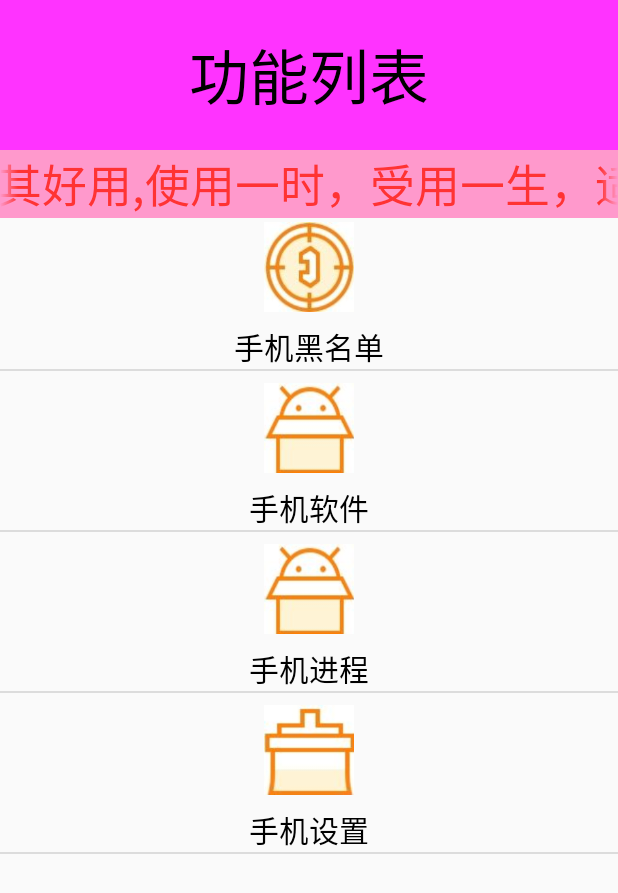
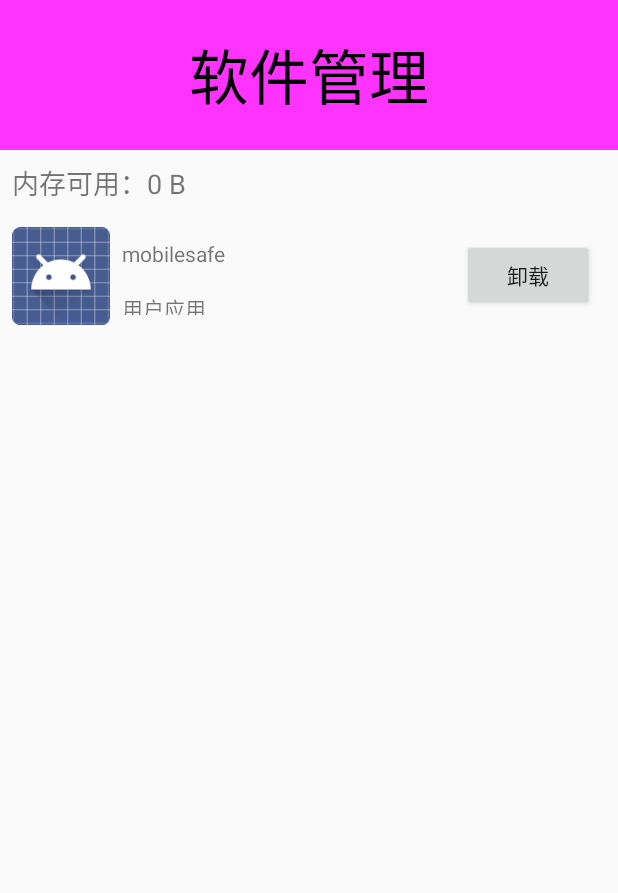
Before and after one commit to qiudonghhh/MyAndroidProjects, an Android app: the screen it shows after launch (HomeActivity before the commit, AppMangerActivity after it), after a tap on "手机软件", on a phone screen of 412 x 824 dp. Shown: the top 893 px of the screen. Run offline under Robolectric (Android 15) with nearby library versions, the phone set to English and light mode, and no system bars; 1 other tap on this screen came first.

Commit message:
安卓手机管家

```diff
--- a/Shoujiweishi/app/src/main/AndroidManifest.xml
+++ b/Shoujiweishi/app/src/main/AndroidManifest.xml
@@ -27,6 +27,7 @@
         <activity android:name=".HomeActivity" />
         <activity android:name=".SettingCentreActivity" />
         <activity android:name=".BlackNumberActivity" />
+        <activity android:name=".AppMangerActivity" />
     </application>
 
 </manifest>
--- /dev/null
+++ b/Shoujiweishi/app/src/main/java/com/example/shoujiweishi/AppMangerActivity.java
@@ -0,0 +1,223 @@
+package com.example.shoujiweishi;
+
+import android.annotation.SuppressLint;
+import android.app.Activity;
+import android.content.Intent;
+import android.net.Uri;
+import android.os.Bundle;
+import android.os.Environment;
+import android.os.Handler;
+import android.os.Message;
+import android.os.StatFs;
+import android.text.format.Formatter;
+import android.view.View;
+import android.view.ViewGroup;
+import android.widget.Adapter;
+import android.widget.AdapterView;
+import android.widget.BaseAdapter;
+import android.widget.Button;
+import android.widget.ImageView;
+import android.widget.ListView;
+import android.widget.TextView;
+import android.widget.Toast;
+
+import com.example.utils.ToastUtil;
+import com.example.utils.engine.AppInfo;
+import com.example.utils.engine.AppInfoProvider;
+
+import org.w3c.dom.Text;
+
+import java.util.ArrayList;
+import java.util.List;
+
+public class AppMangerActivity extends Activity {
+
+    private MyAdapter myAdaper;
+    private List<AppInfo> appInfoList;
+    private ListView lv_app_list;
+    @SuppressLint("HandlerLeak")
+     Handler handler=new Handler(){
+        @Override
+        public void handleMessage(Message msg) {
+            //接收到子线程发来的消息后，开始设置ListView数据适配器
+            myAdaper = new MyAdapter();
+            lv_app_list.setAdapter(myAdaper);
+        }
+    };
+    private List<AppInfo> systemList;
+    private List<AppInfo> customerList;
+    private AppInfo appInfo;
+    private Button bt_uninstall;
+    private View result;
+    private ImageView iv_icon;
+    private TextView tv_name;
+    private TextView tv_path;
+
+
+    @Override
+    protected void onCreate(Bundle savedInstanceState) {
+        setContentView(R.layout.activity_app_manger);
+        super.onCreate(savedInstanceState);
+
+        initTitle();
+
+        //OnCreate()之后接下来自动调用下面的onResume()方法
+    }
+
+    //安卓在onCreate进行完就自动调用onResume()方法，
+    // 如果切换到下一个界面，第一个界面不finish 再回到本界面 就直接调onResume ，不调onCreate
+    //这里为后面卸载完毕，再次返回到本界面，本界面重新加载，为了刷新LIstView而写的
+    protected void onResume(){
+        lv_app_list = findViewById(R.id.lv_app_list);
+
+        //写一个线程加载应用
+        new Thread(){
+            @Override
+            public void run() {
+                //接收手机安装相关信息的集合，通过AppInfo对象调用属性
+                appInfoList = AppInfoProvider.getAppInfoList(getApplicationContext());
+                //遍历集合，将集合分成西系统应用集合和非系统应用集合
+                systemList = new ArrayList<>();
+                customerList = new ArrayList<>();
+                for (AppInfo appInfo:appInfoList) {
+                    //判断appinfo对象的属性
+                    if(appInfo.isSystem){
+                        //添加到系统应用集合
+                        systemList.add(appInfo);
+                    }else {
+                        //添加到用户应用集合
+                        customerList.add(appInfo);
+                    }
+                }
+                //发送个消息告诉主线程可以做接下来的事情了
+                handler.sendEmptyMessage(0);
+            }
+        }.start();
+        super.onResume();
+    }
+
+    private void initTitle() {
+        //1.获取磁盘可用大小，
+        // 1.1获取磁盘路径(先拿到文件夹，在获取路径)
+        String path=Environment.getDataDirectory().getAbsolutePath();
+        //1.2getAvailSpace(path)是获取以上两个路径下的文件夹大小,并且通过formatFileSize换算大小为GB单位
+        String memoryAvailSpace=Formatter.formatFileSize(this,getAvailSpace(path));
+
+        //初始化控件
+        TextView tv_memory=findViewById(R.id.tv_memory);
+        tv_memory.setText("内存可用："+memoryAvailSpace);
+    }
+
+
+    /**
+     * 获取以上两个路径下的文件夹大小
+     * @param path 磁盘路径
+     * @return  返回为Byte单位的大小
+     * 因为int类型最大代表2G,所以把size类型提升为long类型
+     */
+    private long getAvailSpace(String path) {
+        //获取可用磁盘大小的类
+        StatFs statFs=new StatFs(path);
+        //获取可用区块的个数
+        int count=statFs.getAvailableBlocks();
+        //获取区块大小（计算机中一个区块4KB）
+        long size=statFs.getBlockSize();
+        //可用空间大小==区块大小*区块个数
+        return count*size;
+    }
+
+
+    /**
+     * ListView数据适配器
+     */
+    class MyAdapter extends BaseAdapter {
+
+        @Override
+        //1.ListView的长度，即两个集合长度和
+        public int getCount() {
+            return customerList.size()+systemList.size();
+        }
+
+        @Override
+        //getItem(int position)和getItemId(int position)也必须重写（因为这是是BaseAdapter中的抽象方法），在调用ListView的响应方法的时候才会被调用到，这里不影响布局
+        public AppInfo getItem(int position) {
+            //根据索引获取当前集合里的对象，先返回用户集合，在返回系统集合，为了后面让用户应用在上面显示，系统应用在下面显示
+            if(position < customerList.size()){
+                return customerList.get(position);
+            }else {
+                return systemList.get(position-customerList.size());
+            }
+        }
+
+        @Override
+        //返回索引值
+        public long getItemId(int position) {
+            return position;
+        }
+
+        @Override
+        //根据长度绘制item
+        public View getView(final int position, View convertView, ViewGroup parent) {
+            //加入索引小于customerList集合的长度，就是用户应用，（因为上面已经把用户应用放到了LIstVIew前面）
+            if(position < customerList.size()) {
+                //把布局文件转换成View对象，加载的是有Buutton的布局，
+                //View.inflate加载xml布局，getApplicationContext() 上下文环境
+                View view = View.inflate(AppMangerActivity.this, R.layout.listview_app_item, null);
+                //初始化
+                bt_uninstall = view.findViewById(R.id.bt_uninstall);
+                iv_icon = view.findViewById(R.id.iv_icon);
+                tv_name = view.findViewById(R.id.tv_name);
+                tv_path = view.findViewById(R.id.tv_path);
+                //根据索引获取集合里的对象，再获取icon（即获取到集合中的AppInfo对象，再调用AppInfo的成员变量icon）
+                //这里getItem就是上面的方法，先返回用户应用，在返回系统应用（这里返回用户应用）
+                iv_icon.setBackgroundDrawable(getItem(position).icon);
+                tv_name.setText(getItem(position).name);
+                tv_path.setText("用户应用");
+                result = view;
+                //监听卸载按钮进行卸载
+                bt_uninstall.setOnClickListener(new View.OnClickListener() {
+                    @Override
+                    public void onClick(View v) {
+                        //AppInfo appInfo=new AppInfo();
+                        //跳转到系统卸载界面
+                    Intent intent=new Intent("android.intent.action.DELETE");
+                    intent.addCategory("android.intent.category.DEFAULT");
+                    //根据索引获取集合里的对象，再获取包名（即获取到集合中的AppInfo对象，再调用AppInfo的成员变量packageName）
+                    intent.setData(Uri.parse("package:"+getItem(position).packageName));
+                    startActivity(intent);
+                    }
+                });
+            }else{
+                View view = View.inflate(AppMangerActivity.this, R.layout.listview_app_item2, null);
+                //初始化
+                tv_path = view.findViewById(R.id.tv_path);
+                iv_icon = view.findViewById(R.id.iv_icon);
+                tv_name = view.findViewById(R.id.tv_name);
+                //根据索引获取集合里的对象，再获取icon（即获取到集合中的AppInfo对象，再调用AppInfo的成员变量icon）
+                //这里getItem就是上面的方法，先返回用户应用，在返回系统应用（这里返回系统应用）
+                iv_icon.setBackgroundDrawable(getItem(position).icon);
+                tv_name.setText(getItem(position).name);
+                tv_path.setText("系统应用");
+                result=view;
+            }
+            //监听卸载按钮
+           /* bt_uninstall.setOnClickListener(new View.OnClickListener() {
+                @Override
+                public void onClick(View v) {
+                    //AppInfo appInfo=new AppInfo();
+                    //跳转到系统卸载界面
+                    *//*Intent intent=new Intent("android.intent.action.DELETE");
+                    intent.addCategory("android.intent.category.DEFAULT");
+                    intent.setData(Uri.parse("package:"+appInfo.packageName));
+                    startActivity(intent);*//*
+                    Uri uri=Uri.parse("package:getItem(position).packageName");
+                    Intent intent = new Intent(Intent.ACTION_DELETE,uri);
+                    startActivity(intent);
+                    ToastUtil.show(getApplication(),"ddd",0);
+                }
+            });*/
+            return result;
+        }
+    }
+
+}
--- a/Shoujiweishi/app/src/main/java/com/example/shoujiweishi/BlackNumberActivity.java
+++ b/Shoujiweishi/app/src/main/java/com/example/shoujiweishi/BlackNumberActivity.java
@@ -30,8 +30,8 @@ public class BlackNumberActivity extends Activity {
 
     private Button bt_add;
     private ListView lv_blacknumber;
+    private MyAdaper myAdaper;
     private EditText et_phone;
-    private MyAdaper myAdaper;
     private BlackNumberDao mDao;
     private String mode="短信";
     @SuppressLint("HandlerLeak")
--- a/Shoujiweishi/app/src/main/java/com/example/shoujiweishi/HomeActivity.java
+++ b/Shoujiweishi/app/src/main/java/com/example/shoujiweishi/HomeActivity.java
@@ -63,10 +63,15 @@ public class HomeActivity extends Activity implements View.OnClickListener {
                     case 0:
                         //弹出弹框
                        showDialog();
+                       break;
+                    case 1:
+                         Intent intent1=new Intent(HomeActivity.this, AppMangerActivity.class);
+                         startActivity(intent1);
+
                         break;
                     case 3:
-                        Intent intent=new Intent(HomeActivity.this, SettingCentreActivity.class);
-                        startActivity(intent);
+                        Intent intent2=new Intent(HomeActivity.this, SettingCentreActivity.class);
+                        startActivity(intent2);
                         break;
                 }
             }
--- a/Shoujiweishi/app/src/main/java/com/example/shoujiweishi/MainActivity.java
+++ b/Shoujiweishi/app/src/main/java/com/example/shoujiweishi/MainActivity.java
@@ -18,6 +18,8 @@ import android.support.annotation.Nullable;
 import android.support.v7.app.AppCompatActivity;
 import android.util.Log;
 import android.widget.TextView;
+
+import com.example.service.BlackNumberService;
 import com.example.utils.StreamUtil;
 import com.example.utils.ToastUtil;
 import com.lidroid.xutils.HttpUtils;
@@ -34,16 +36,10 @@ import java.net.URL;
  *
  */
 public class MainActivity extends AppCompatActivity {
-    @Override
-    protected void onCreate(Bundle savedInstanceState) {
-        super.onCreate(savedInstanceState);
-        setContentView(R.layout.activity_main);
 
-        //初始化控件
-        initUI();
-        initData();
-    }
-     /**
+
+
+    /**
      * 更新新版本的状态码
      */
     protected static final int UPDATE_VERSION=100;
@@ -69,7 +65,6 @@ public class MainActivity extends AppCompatActivity {
                 case UPDATE_VERSION:
                     //弹出对话框提示更新
                     showUpdateDialog();
-
                     break;
                 case ENTER_HOME:
                     //进入主程序,activity跳转
@@ -86,7 +81,30 @@ public class MainActivity extends AppCompatActivity {
         };
     };
 
+    @Override
+    protected void onCreate(Bundle savedInstanceState) {
+        super.onCreate(savedInstanceState);
+        setContentView(R.layout.activity_main);
 
+        //初始化控件
+        initUI();
+        initData();
+        initservice();
+    }
+
+    private void initservice() {
+        //获取sd卡config文件
+        SharedPreferences sp=getSharedPreferences("config",MODE_PRIVATE);
+       if(sp.getBoolean("autoblacknumber",true)){
+           // 启动服务
+            Intent startintent=new Intent(this, BlackNumberService.class);
+            startService(startintent);
+    }else {
+           //关闭服务
+           Intent stopintent=new Intent(this, BlackNumberService.class);
+           stopService(stopintent);
+       }
+    }
 
 
     /**
--- /dev/null
+++ b/Shoujiweishi/app/src/main/java/com/example/utils/engine/AppInfo.java
@@ -0,0 +1,11 @@
+package com.example.utils.engine;
+
+import android.graphics.drawable.Drawable;
+
+public class AppInfo {
+    //属性：（名称，包名，图标，内存，（系统应用，用户应用））
+    public String name;
+    public String packageName;
+    public Drawable icon;
+    public boolean isSystem;
+}
--- /dev/null
+++ b/Shoujiweishi/app/src/main/java/com/example/utils/engine/AppInfoProvider.java
@@ -0,0 +1,49 @@
+package com.example.utils.engine;
+
+import android.content.Context;
+import android.content.pm.ApplicationInfo;
+import android.content.pm.PackageInfo;
+import android.content.pm.PackageManager;
+
+import java.util.ArrayList;
+import java.util.List;
+
+public class AppInfoProvider {
+
+    public static AppInfo appInfo;
+
+    /**
+     * 返回当前手机所有应用的相关信息（名称，包名，图标，内存，（系统应用，用户应用））
+     * @param context 获取包管理者的上下文环境（如果不传环境，默认会获取本app的包名）
+     * @return 包含手机安装相关信息的对象
+     */
+    public static List<AppInfo> getAppInfoList(Context context){
+        //1.包管理者对象
+        PackageManager pm=context.getPackageManager();
+        //2.获取安装在手机上每个应用相关信息的集合（0代表基本信息）
+        List<PackageInfo> packageInfoList=pm.getInstalledPackages(0);
+        List<AppInfo> appInfoList=new ArrayList<>();
+        //3.循环遍历应用信息的集合
+        for (PackageInfo packageInfo:packageInfoList) {
+                    appInfo = new AppInfo();
+                    //4.获取应用的包名
+                    appInfo.packageName=packageInfo.packageName;
+                    //5.获取应用名称
+                    //获取一个应用程序的所有信息
+                    ApplicationInfo applicationInfo=packageInfo.applicationInfo;
+                    appInfo.name=applicationInfo.loadLabel(pm).toString();
+                    //6.获取图标
+                    appInfo.icon=applicationInfo.loadIcon(pm);
+                    //7.判断是否为系统应用(每个手机上应用对应的flag都不一致)
+                    if((applicationInfo.flags&ApplicationInfo.FLAG_SYSTEM)==ApplicationInfo.FLAG_SYSTEM){
+                        //系统应用
+                        appInfo.isSystem=true;
+                }else {
+                //非系统应用
+                appInfo.isSystem=false;
+            }
+            appInfoList.add(appInfo);
+        }
+        return appInfoList;
+    }
+}
--- /dev/null
+++ b/Shoujiweishi/app/src/main/res/layout/activity_app_manger.xml
@@ -0,0 +1,37 @@
+<?xml version="1.0" encoding="utf-8"?>
+<android.support.constraint.ConstraintLayout xmlns:android="http://schemas.android.com/apk/res/android"
+    xmlns:app="http://schemas.android.com/apk/res-auto"
+    android:layout_width="match_parent"
+    android:layout_height="match_parent"
+    xmlns:tools="http://schemas.android.com/tools">
+
+    <TextView
+        android:id="@+id/textView"
+        style="@style/TitleStyle"
+        android:layout_width="match_parent"
+        android:layout_height="wrap_content"
+        android:gravity="center"
+        android:text="软件管理"
+        tools:ignore="MissingConstraints" />
+
+    <TextView
+        android:id="@+id/tv_memory"
+        android:layout_width="wrap_content"
+        android:layout_height="wrap_content"
+        android:layout_marginStart="8dp"
+        android:layout_marginTop="8dp"
+        android:text="磁盘可用"
+        android:textSize="18sp"
+        app:layout_constraintStart_toStartOf="parent"
+        app:layout_constraintTop_toBottomOf="@+id/textView" />
+
+
+    <ListView
+        android:id="@+id/lv_app_list"
+        android:layout_width="0dp"
+        android:layout_height="wrap_content"
+        android:layout_marginTop="8dp"
+        app:layout_constraintEnd_toEndOf="parent"
+        app:layout_constraintStart_toStartOf="parent"
+        app:layout_constraintTop_toBottomOf="@+id/tv_memory" />
+</android.support.constraint.ConstraintLayout>
--- /dev/null
+++ b/Shoujiweishi/app/src/main/res/layout/listview_app_item.xml
@@ -0,0 +1,51 @@
+<?xml version="1.0" encoding="utf-8"?>
+<android.support.constraint.ConstraintLayout xmlns:android="http://schemas.android.com/apk/res/android"
+    xmlns:app="http://schemas.android.com/apk/res-auto"
+    xmlns:tools="http://schemas.android.com/tools"
+    android:id="@+id/appitem"
+    android:layout_width="match_parent"
+    android:layout_height="match_parent">
+
+    <ImageView
+        android:id="@+id/iv_icon"
+        android:layout_width="65dp"
+        android:layout_height="65dp"
+        android:layout_marginStart="8dp"
+        android:layout_marginTop="8dp"
+        android:background="@mipmap/ic_launcher"
+        app:layout_constraintStart_toStartOf="parent"
+        app:layout_constraintTop_toTopOf="parent"
+        tools:ignore="MissingConstraints" />
+
+    <TextView
+        android:id="@+id/tv_name"
+        android:layout_width="wrap_content"
+        android:layout_height="wrap_content"
+        android:layout_marginStart="8dp"
+        android:layout_marginTop="16dp"
+        android:text="应用名称"
+        app:layout_constraintStart_toEndOf="@+id/iv_icon"
+        app:layout_constraintTop_toTopOf="parent"
+        tools:ignore="MissingConstraints" />
+
+    <TextView
+        android:id="@+id/tv_path"
+        android:layout_width="wrap_content"
+        android:layout_height="15dp"
+        android:layout_marginStart="8dp"
+        android:layout_marginTop="16dp"
+        android:text="应用类别"
+        app:layout_constraintStart_toEndOf="@+id/iv_icon"
+        app:layout_constraintTop_toBottomOf="@+id/tv_name"
+        tools:ignore="MissingConstraints" />
+
+    <Button
+        android:id="@+id/bt_uninstall"
+        android:layout_width="wrap_content"
+        android:layout_height="wrap_content"
+        android:layout_marginTop="16dp"
+        android:layout_marginEnd="16dp"
+        android:text="卸载"
+        app:layout_constraintEnd_toEndOf="parent"
+        app:layout_constraintTop_toTopOf="parent" />
+</android.support.constraint.ConstraintLayout>
```
Also changed, not shown: Shoujiweishi/app/src/main/java/com/example/db/dao/BlackNumberDao.java (+22 -0 lines), Shoujiweishi/app/src/main/java/com/example/service/BlackNumberService.java (added, +74 -0 lines), Shoujiweishi/app/src/main/java/com/example/shoujiweishi/SettingCentreActivity.java (+59 -1 lines), Shoujiweishi/app/src/main/res/layout/activity_setting.xml (+32 -0 lines), Shoujiweishi/app/src/main/res/layout/listview_app_item2.xml (added, +45 -0 lines).
